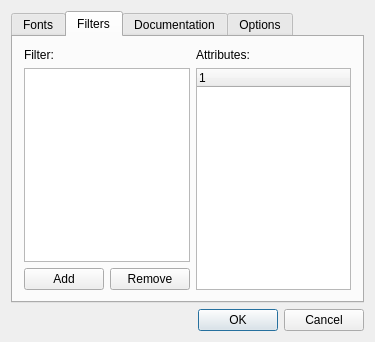
Above: src/assistant/assistant/preferencesdialog.ui from qt/qttools before the change. Below: the same form after it.
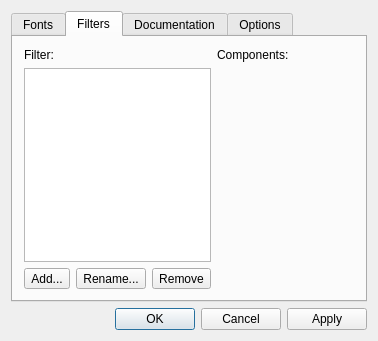
That is the form after the change. The open tabs and pages were chosen to show the change. Custom widgets are drawn as their Qt base class.

Commit message:
Add new filter API, enclosed in QHelpFilterEngine
Implement new filter mechanism and provide component
filtering.

Task-number: QTCREATORBUG-19724
Task-number: QTCREATORBUG-7301

```diff
--- a/src/assistant/assistant/preferencesdialog.ui
+++ b/src/assistant/assistant/preferencesdialog.ui
@@ -6,14 +6,14 @@
    <rect>
     <x>0</x>
     <y>0</y>
-    <width>375</width>
-    <height>342</height>
+    <width>378</width>
+    <height>341</height>
    </rect>
   </property>
   <property name="windowTitle">
    <string>Preferences</string>
   </property>
-  <layout class="QVBoxLayout">
+  <layout class="QVBoxLayout" name="verticalLayout_6">
    <item>
     <widget class="QTabWidget" name="tabWidget">
      <property name="currentIndex">
@@ -69,45 +69,46 @@
       <attribute name="title">
        <string>Filters</string>
       </attribute>
-      <layout class="QGridLayout">
-       <item row="0" column="0" colspan="2">
+      <layout class="QGridLayout" name="gridLayout_2">
+       <item row="0" column="0">
         <widget class="QLabel" name="label">
          <property name="text">
           <string>Filter:</string>
          </property>
         </widget>
        </item>
-       <item row="0" column="2">
+       <item row="0" column="3">
         <widget class="QLabel" name="label_2">
          <property name="frameShape">
           <enum>QFrame::NoFrame</enum>
          </property>
          <property name="text">
-          <string>Attributes:</string>
+          <string>Components:</string>
          </property>
         </widget>
        </item>
-       <item row="1" column="0" colspan="2">
+       <item row="1" column="0" colspan="3">
         <widget class="QListWidget" name="filterWidget"/>
        </item>
-       <item row="1" column="2" rowspan="2">
-        <widget class="QTreeWidget" name="attributeWidget">
-         <column>
-          <property name="text">
-           <string>1</string>
-          </property>
-         </column>
-        </widget>
+       <item row="1" column="3">
+        <widget class="OptionsWidget" name="componentWidget" native="true"/>
        </item>
        <item row="2" column="0">
-        <widget class="QPushButton" name="filterAddButton">
+        <widget class="QToolButton" name="filterAddButton">
          <property name="text">
-          <string>Add</string>
+          <string>Add...</string>
          </property>
         </widget>
        </item>
        <item row="2" column="1">
-        <widget class="QPushButton" name="filterRemoveButton">
+        <widget class="QToolButton" name="filterRenameButton">
+         <property name="text">
+          <string>Rename...</string>
+         </property>
+        </widget>
+       </item>
+       <item row="2" column="2">
+        <widget class="QToolButton" name="filterRemoveButton">
          <property name="text">
           <string>Remove</string>
          </property>
@@ -348,38 +349,23 @@
     </widget>
    </item>
    <item>
-    <layout class="QHBoxLayout">
-     <property name="spacing">
-      <number>6</number>
-     </property>
-     <item>
-      <spacer>
-       <property name="orientation">
-        <enum>Qt::Horizontal</enum>
-       </property>
-       <property name="sizeHint" stdset="0">
-        <size>
-         <width>40</width>
-         <height>20</height>
-        </size>
-       </property>
-      </spacer>
-     </item>
-     <item>
       <widget class="QDialogButtonBox" name="buttonBox">
-       <property name="orientation">
-        <enum>Qt::Horizontal</enum>
-       </property>
        <property name="standardButtons">
-        <set>QDialogButtonBox::Cancel|QDialogButtonBox::Ok</set>
-       </property>
-      </widget>
-     </item>
-    </layout>
+      <set>QDialogButtonBox::Apply|QDialogButtonBox::Cancel|QDialogButtonBox::Ok</set>
+     </property>
+    </widget>
    </item>
   </layout>
  </widget>
  <layoutdefault spacing="6" margin="11"/>
+ <customwidgets>
+  <customwidget>
+   <class>OptionsWidget</class>
+   <extends>QWidget</extends>
+   <header>optionswidget.h</header>
+   <container>1</container>
+  </customwidget>
+ </customwidgets>
  <resources/>
  <connections>
   <connection>
```
Left out of the diff: 37 changed lines with no effect on the pictures. Lines whose indentation alone changed are shown as unchanged. The commit also changes 27 other files.
